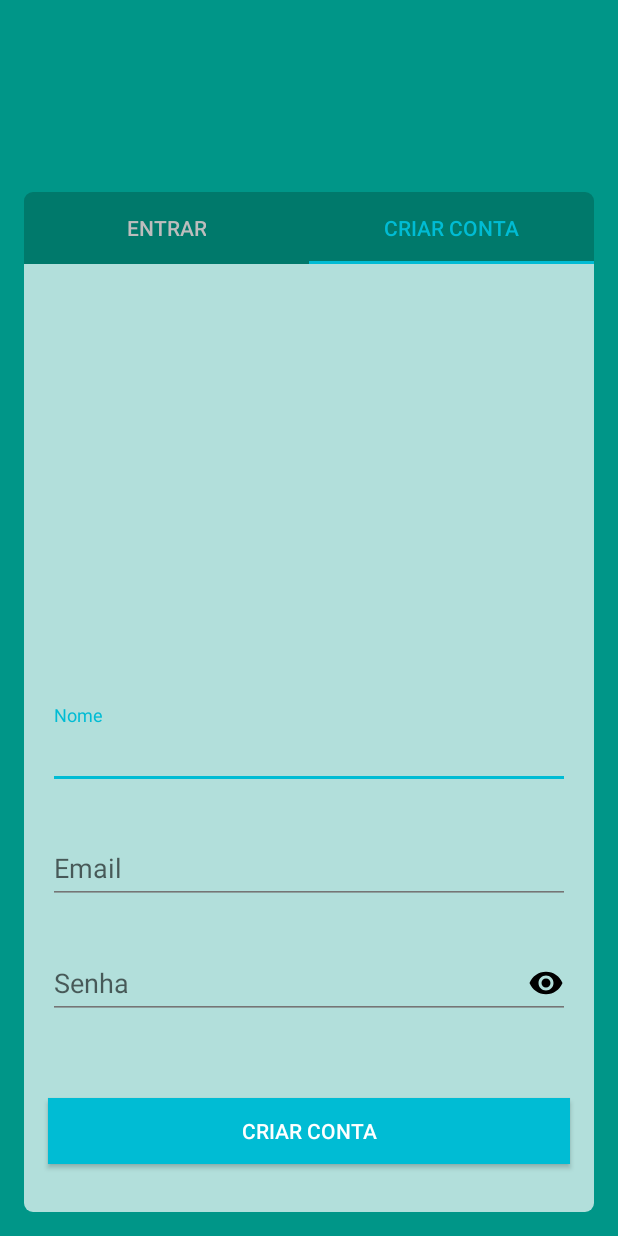
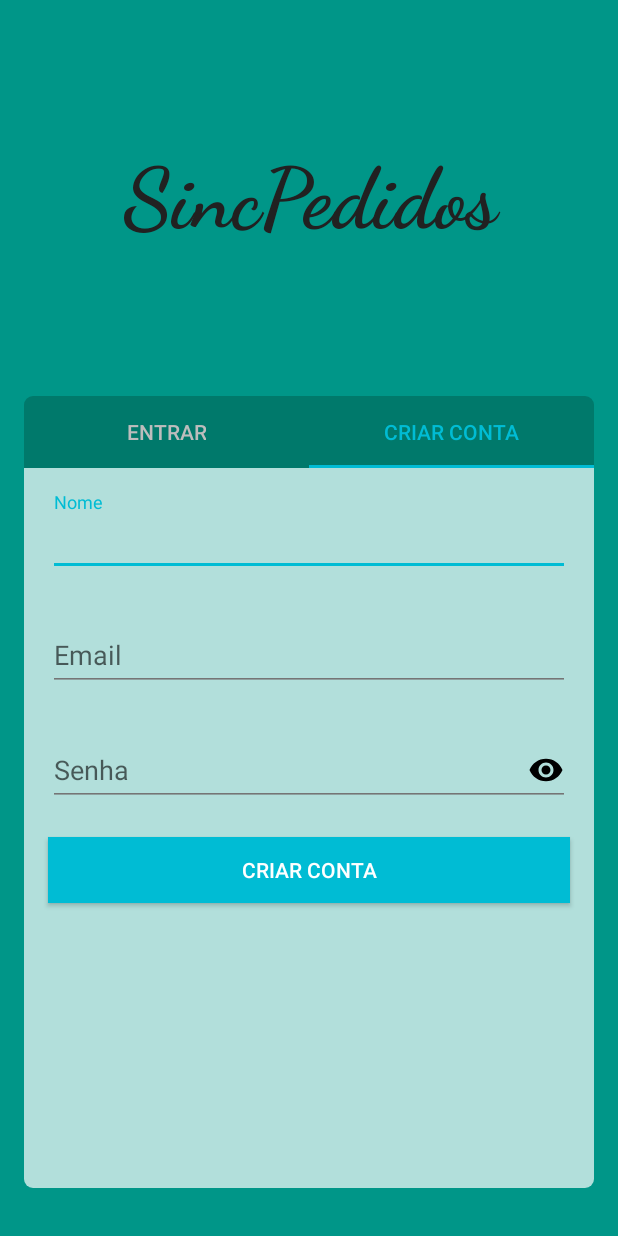
Before and after one commit to FelipeGaleote/AndroidRestaurante, an Android app: the screen it shows after launch (AuthenticationActivity), tab 2 chosen, on a phone screen of 412 x 824 dp. Run offline under Robolectric (Android 15) with nearby library versions, the phone set to English and light mode, and no system bars; our stand-ins replace ButterKnife.

Commit message:
Altera e adiciona alguns elementos na tela de autenticacao

```diff
--- a/app/src/main/res/layout/activity_authentication.xml
+++ b/app/src/main/res/layout/activity_authentication.xml
@@ -6,17 +6,28 @@
     android:layout_height="match_parent"
     android:orientation="vertical"
     android:background="@color/colorPrimary"
-    android:gravity="bottom"
+    android:gravity="top"
     tools:context=".presentation.activity.AuthenticationActivity">
+
+    <TextView
+        android:layout_width="match_parent"
+        android:layout_height="0dp"
+        android:layout_weight="1"
+        android:text="@string/app_name"
+        android:textSize="56sp"
+        android:gravity="center"
+        android:fontFamily="cursive"
+        android:textStyle="bold"
+        android:textColor="@color/colorPrimaryText"/>
 
     <LinearLayout
         android:layout_width="match_parent"
-        android:layout_height="wrap_content"
+        android:layout_height="0dp"
+        android:layout_weight="2"
         android:orientation="vertical"
-        android:layout_marginTop="128dp"
         android:layout_marginStart="16dp"
         android:layout_marginEnd="16dp"
-        android:layout_marginBottom="16dp"
+        android:layout_marginBottom="32dp"
         android:elevation="6dp">
         <android.support.design.widget.TabLayout
             android:id="@+id/authentication_tab_layout"
@@ -33,11 +44,9 @@
         <android.support.v4.view.ViewPager
             android:id="@+id/authentication_view_pager"
             android:layout_width="match_parent"
-            android:layout_height="0dp"
-            android:layout_weight="2">
+            android:layout_height="wrap_content">
         </android.support.v4.view.ViewPager>
     </LinearLayout>
 
 
-
 </LinearLayout>
--- a/app/src/main/res/layout/fragment_login.xml
+++ b/app/src/main/res/layout/fragment_login.xml
@@ -12,7 +12,8 @@
         android:id="@+id/login_email_input_layout"
         android:layout_width="match_parent"
         android:layout_height="wrap_content"
-        app:layout_constraintBottom_toTopOf="@id/login_senha_input_layout"
+        app:layout_constraintTop_toTopOf="parent"
+        android:layout_marginTop="16dp"
         android:layout_marginStart="16dp"
         android:layout_marginEnd="16dp"
         app:errorEnabled="true">
@@ -43,7 +44,7 @@
         android:id="@+id/login_senha_input_layout"
         android:layout_width="match_parent"
         android:layout_height="wrap_content"
-        app:layout_constraintBottom_toTopOf="@id/login_logar_btn"
+        app:layout_constraintTop_toBottomOf="@id/login_email_input_layout"
         android:layout_marginStart="16dp"
         android:layout_marginEnd="16dp"
         android:layout_marginBottom="32dp"
@@ -60,9 +61,9 @@
         android:id="@+id/login_logar_btn"
         android:layout_width="match_parent"
         android:layout_height="44dp"
+        app:layout_constraintTop_toBottomOf="@id/login_senha_input_layout"
         app:layout_constraintStart_toStartOf="parent"
         app:layout_constraintEnd_toEndOf="parent"
-        app:layout_constraintBottom_toBottomOf="parent"
         android:layout_marginStart="16dp"
         android:layout_marginEnd="16dp"
         android:layout_marginBottom="32dp"
--- a/app/src/main/res/layout/fragment_sign_up.xml
+++ b/app/src/main/res/layout/fragment_sign_up.xml
@@ -12,7 +12,8 @@
         android:id="@+id/signup_name_input_layout"
         android:layout_width="match_parent"
         android:layout_height="wrap_content"
-        app:layout_constraintBottom_toTopOf="@id/signup_email_input_layout"
+        app:layout_constraintTop_toTopOf="parent"
+        android:layout_marginTop="16dp"
         android:layout_marginStart="16dp"
         android:layout_marginEnd="16dp"
         app:errorEnabled="true">
@@ -27,7 +28,7 @@
         android:id="@+id/signup_email_input_layout"
         android:layout_width="match_parent"
         android:layout_height="wrap_content"
-        app:layout_constraintBottom_toTopOf="@id/signup_password_input_layout"
+        app:layout_constraintTop_toBottomOf="@id/signup_name_input_layout"
         android:layout_marginStart="16dp"
         android:layout_marginEnd="16dp"
         app:errorEnabled="true">
@@ -58,7 +59,7 @@
         android:id="@+id/signup_password_input_layout"
         android:layout_width="match_parent"
         android:layout_height="wrap_content"
-        app:layout_constraintBottom_toTopOf="@id/signup_signup_btn"
+        app:layout_constraintTop_toBottomOf="@id/signup_email_input_layout"
         android:layout_marginStart="16dp"
         android:layout_marginEnd="16dp"
         android:layout_marginBottom="32dp"
@@ -75,9 +76,9 @@
         android:id="@+id/signup_signup_btn"
         android:layout_width="match_parent"
         android:layout_height="44dp"
+        app:layout_constraintTop_toBottomOf="@id/signup_password_input_layout"
         app:layout_constraintStart_toStartOf="parent"
         app:layout_constraintEnd_toEndOf="parent"
-        app:layout_constraintBottom_toBottomOf="parent"
         android:layout_marginStart="16dp"
         android:layout_marginEnd="16dp"
         android:layout_marginBottom="32dp"
```
